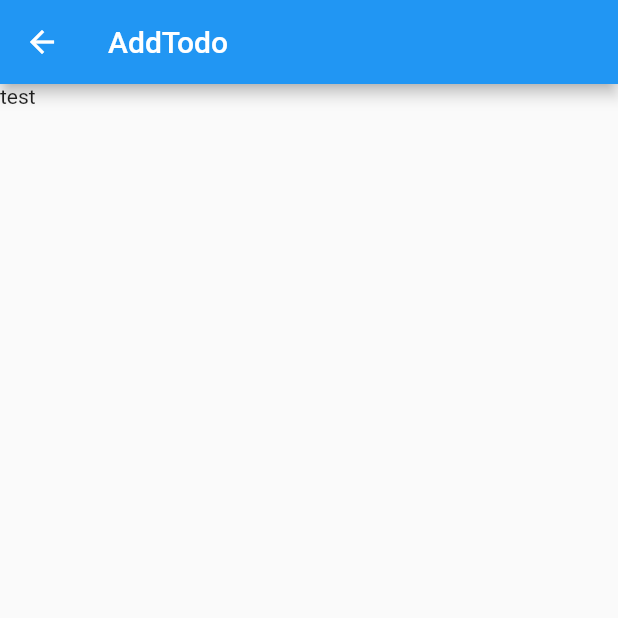
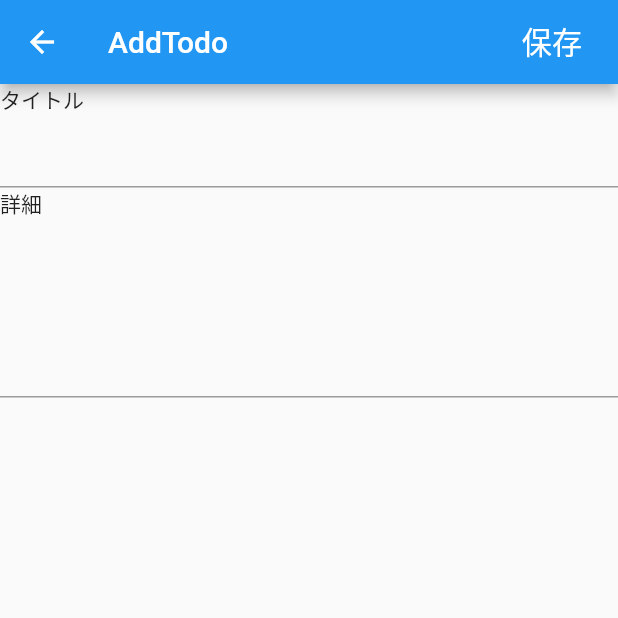
Before and after one commit to Catatsu/todomvc_flutter, a Flutter app: the screen it shows after launch, item 2 of the bottom bar chosen, after a tap on the "add" icon, on a phone screen of 412 x 824 dp, the top half of it. Run offline on Flutter 3.47's test engine with Material 2 defaults, Android fonts, the phone set to English and light mode, and no system bars.

Commit message:
2018_04_23_2007

```diff
--- /dev/null
+++ b/lib/addTodo.dart
@@ -0,0 +1,71 @@
+import 'package:flutter/material.dart';
+import 'package:todomvc/data.dart';
+
+class AddTodoScreenState extends State<AddTodoScreen> {
+  final titleController = new TextEditingController();
+  final descController = new TextEditingController();
+  bool _isButtonDisabled = true;
+
+  BuildContext _context;
+
+  @override
+  Widget build(BuildContext context) {
+    _context = context;
+    return new Scaffold(
+      appBar: new AppBar(
+        title: new Text('AddTodo'),
+        actions: <Widget>[
+          new FlatButton(
+              onPressed: _isButtonDisabled ? null : _save,
+              disabledTextColor: new Color(0x55FFFFFF),
+              textColor: new Color(0xFFFFFFFF),
+              child: new Text('保存', style: new TextStyle(fontSize: 20.1)))
+        ],
+      ),
+      body: new Column(
+        crossAxisAlignment: CrossAxisAlignment.start,
+        children: <Widget>[
+          new Text('タイトル'),
+          new TextField(
+            controller: titleController,
+            onChanged: _editing,
+          ),
+          new Text('詳細'),
+          new TextField(
+            controller: descController,
+            keyboardType: TextInputType.multiline,
+            maxLines: 5,
+            onChanged: _editing,
+          ),
+        ],
+      ),
+      //body: new Text('title'));
+    );
+  }
+
+  void _save() {
+    Entry entry = new Entry(
+        title: titleController.text, description: descController.text);
+    //todoList.add(entry);
+    Navigator.pop(_context, entry);
+    //Navigator.of(_context).pop<Entry>(entry);
+  }
+
+  String _editing(String a) {
+    if (titleController.text.length > 0 && descController.text.length > 0) {
+      setState(() {
+        _isButtonDisabled = false;
+      });
+    } else {
+      setState(() {
+        _isButtonDisabled = true;
+      });
+    }
+    return a;
+  }
+}
+
+class AddTodoScreen extends StatefulWidget {
+  @override
+  createState() => new AddTodoScreenState();
+}
--- /dev/null
+++ b/lib/data.dart
@@ -0,0 +1,7 @@
+// One entry in the multilevel list displayed by this app.
+class Entry {
+  Entry({this.title, this.isChecked: false, this.description});
+  String title;
+  String description;
+  bool isChecked;
+}
--- a/lib/main.dart
+++ b/lib/main.dart
@@ -1,5 +1,7 @@
 import 'package:flutter/material.dart';
-import 'package:english_words/english_words.dart';
+import 'package:todomvc/addTodo.dart';
+import 'package:todomvc/data.dart';
+import 'package:todomvc/detail.dart';
 
 //void main() => runApp(new MyApp());
 void main() => runApp(new MyApp());
@@ -7,24 +9,14 @@ void main() => runApp(new MyApp());
 class MyApp extends StatelessWidget {
   @override
   Widget build(BuildContext context) {
-    return new MaterialApp(
-      home: new TabBarDemo()
-    );
+    return new MaterialApp(home: new TabBarDemo());
   }
 }
 
-// One entry in the multilevel list displayed by this app.
-class Entry {
-  Entry({this.title, this.isChecked:false, this.description});
-  String title;
-  String description;
-  bool isChecked;
-}
-
-List<Entry> todoList = <Entry>[
-  new Entry(title:'Chapter A', isChecked:true, description:""),
-  new Entry(title:'Chapter B', isChecked:false),
-  new Entry(title:'Chapter C'),
+List<Entry> initialTodoList = <Entry>[
+  new Entry(title: 'Chapter A', isChecked: true, description: ""),
+  new Entry(title: 'Chapter B', isChecked: false),
+  new Entry(title: 'Chapter C'),
 ];
 
 class TodoEntryItem extends StatefulWidget {
@@ -42,58 +34,95 @@ class TodoEntryItemState extends State<TodoEntryItem> {
   @override
   Widget build(BuildContext context) {
     return new ListTile(
+      leading: new IconButton(
+          icon: new Icon(
+            widget.entry.isChecked
+                ? Icons.check_box
+                : Icons.check_box_outline_blank,
+            color: widget.entry.isChecked ? Colors.red : null,
+          ),
+          onPressed: () {
+            setState(() {
+              widget.entry.isChecked = !widget.entry.isChecked;
+            });
+          }),
       title: new Text(
         widget.entry.title,
         style: _biggerFont,
       ),
-      leading: new Icon(
-        widget.entry.isChecked ? Icons.check_box : Icons.check_box_outline_blank,
-        color: widget.entry.isChecked ? Colors.red : null,
+      onTap: () {
+        Navigator.push(
+          context,
+          new MaterialPageRoute<Entry>(
+            builder: (context) {
+              return new DetailScreen(widget.entry.title);
+            },
           ),
-      onTap: () {
-        setState(() {
-          widget.entry.isChecked = !widget.entry.isChecked;
-        });
+        );
       },
     );
   }
 }
 
-class TodoListWidget extends StatefulWidget {
+class StatsWidget extends StatefulWidget {
   @override
-  createState() => new TodoListWidgetState();
+  createState() => new StatsWidgetState();
 }
 
-class TodoListWidgetState extends State<TodoListWidget> {
+class StatsWidgetState extends State<StatsWidget> {
   @override
   Widget build(BuildContext context) {
-    return new Scaffold (
-      body: new ListView.builder(
-          padding: const EdgeInsets.all(16.0),
-          itemCount: todoList.length,
-          itemBuilder: (context, i) {
-            return new TodoEntryItem(todoList[i]);
-          }
+    return new Center(
+      child: Column(
+        mainAxisAlignment: MainAxisAlignment.center,
+        children: <Widget>[
+          new Text("完了"),
+          new Text("0"),
+          new Text("未完了"),
+          new Text("1"),
+        ],
       ),
     );
   }
 }
 
+class TodoListWidget extends StatefulWidget {
+  final List<Entry> todoList;
 
+  TodoListWidget(this.todoList);
 
-class ListDemoState extends State {
+  @override
+  createState() => new TodoListWidgetState(this.todoList);
+}
+
+class TodoListWidgetState extends State<TodoListWidget> {
+  final List<Entry> todoList;
+
+  TodoListWidgetState(this.todoList);
+
   @override
   Widget build(BuildContext context) {
-
+    return new Scaffold(
+      body: new ListView.builder(
+          padding: const EdgeInsets.all(16.0),
+          itemCount: this.todoList.length,
+          itemBuilder: (context, i) {
+            return new TodoEntryItem(this.todoList[i]);
+          }),
+    );
   }
 }
+
 class TabBarDemoState extends State<TabBarDemo> {
   int index = 0;
 
+  final List<Entry> todoList;
+
+  TabBarDemoState({this.todoList});
+
   @override
   Widget build(BuildContext context) {
-    print("build start");
-    Widget app = new DefaultTabController(
+    return new DefaultTabController(
       length: 2,
       child: new Scaffold(
         appBar: new AppBar(
@@ -101,9 +130,11 @@ class TabBarDemoState extends State<TabBarDemo> {
           actions: <Widget>[
             new IconButton(
               icon: new Icon(Icons.filter_list),
+              onPressed: null,
             ),
             new IconButton(
               icon: new Icon(Icons.linear_scale),
+              onPressed: null,
             ),
           ],
         ),
@@ -113,7 +144,7 @@ class TabBarDemoState extends State<TabBarDemo> {
               offstage: index != 0,
               child: new TickerMode(
                 enabled: index == 0,
-                  child: new TodoListWidget(),
+                child: new TodoListWidget(this.todoList),
 //                  child: new Row(
 //                    children: <Widget>[
 //                      new Checkbox(value: false, onChanged: null),
@@ -127,7 +158,7 @@ class TabBarDemoState extends State<TabBarDemo> {
               offstage: index != 1,
               child: new TickerMode(
                 enabled: index == 1,
-                  child: new Text("stats(まだない!)"),
+                child: new StatsWidget(),
               ),
             ),
           ],
@@ -160,27 +191,28 @@ class TabBarDemoState extends State<TabBarDemo> {
         ), // This trailing comma makes auto-formatting nicer for build methods.
       ),
     );
-    print("build end");
-    return app;
   }
 
   void _addTodo() {
-    Navigator.of(context).push(
-      new MaterialPageRoute(
+    Navigator.push<Entry>(
+      context,
+      new MaterialPageRoute<Entry>(
         builder: (context) {
-          return new Scaffold(
-              appBar: new AppBar(
-                title: new Text('AddTodo'),
-              ),
-              body: new Text('test')
-          );
+          return new AddTodoScreen();
         },
       ),
-    );
+    ).then((value) {
+      //TODO: valueが空の場合を考慮する
+      setState(() {
+        print(value);
+        //todoList.add(new Entry(title: "test", description: "AAA"));
+        todoList.add(value);
+      });
+    });
   }
 }
 
 class TabBarDemo extends StatefulWidget {
   @override
-  createState() => new TabBarDemoState();
+  createState() => new TabBarDemoState(todoList: initialTodoList);
 }
```
Also changed, not shown: lib/detail.dart (added, +51 -0 lines), lib/editTodo.dart (added, +13 -0 lines). Lines whose indentation alone changed are shown as unchanged.
